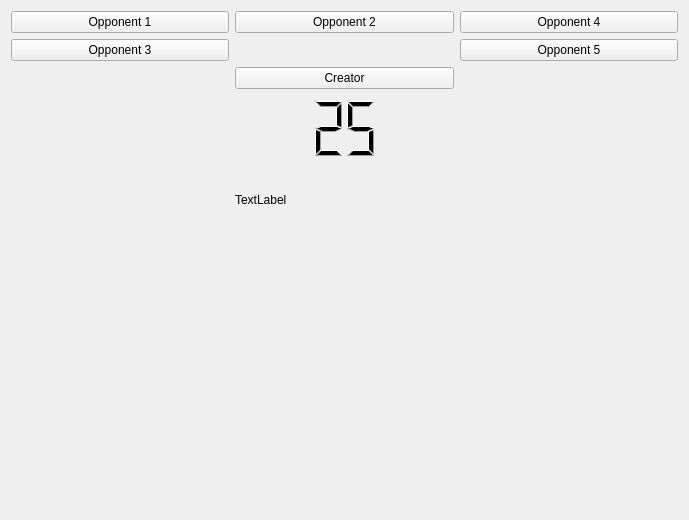
This is Nayda/roomcreationwaitinglobby.ui in Mar94oK/Nayda as Qt 5 draws it before an edit. The edited form follows.
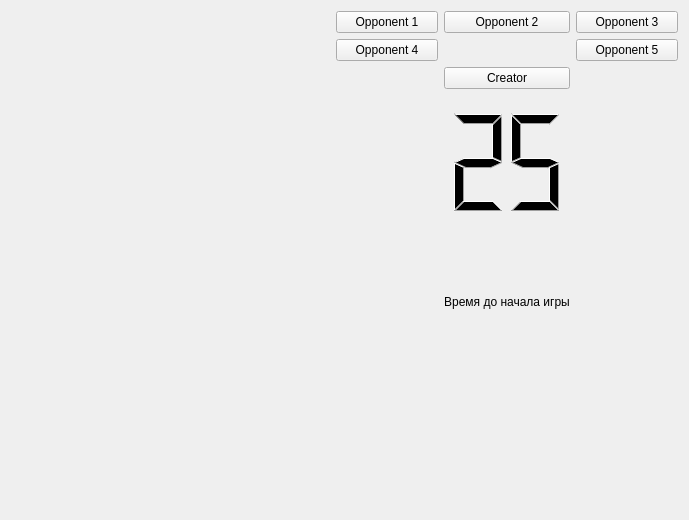
This is the edited form. Custom widgets are drawn as their Qt base class.

Commit message: Better view

What changed in the file:
```diff
--- a/Nayda/roomcreationwaitinglobby.ui
+++ b/Nayda/roomcreationwaitinglobby.ui
@@ -14,45 +14,14 @@
    <string>Ожидание оппонентов</string>
   </property>
   <layout class="QGridLayout" name="gridLayout_2">
-   <item row="0" column="2">
-    <widget class="QPushButton" name="btn_Opponent_4">
-     <property name="text">
-      <string>Opponent 4</string>
-     </property>
-    </widget>
-   </item>
-   <item row="0" column="1">
-    <widget class="QPushButton" name="btn_Opponent_3">
-     <property name="text">
-      <string>Opponent 2</string>
-     </property>
-    </widget>
-   </item>
-   <item row="5" column="0" rowspan="3" colspan="3">
-    <widget class="MunchkinDialog" name="widget" native="true">
-     <property name="sizePolicy">
-      <sizepolicy hsizetype="Preferred" vsizetype="Preferred">
-       <horstretch>0</horstretch>
-       <verstretch>0</verstretch>
-      </sizepolicy>
-     </property>
-    </widget>
-   </item>
-   <item row="1" column="2">
+   <item row="6" column="5">
     <widget class="QPushButton" name="btn_Opponent_5">
      <property name="text">
       <string>Opponent 5</string>
      </property>
     </widget>
    </item>
-   <item row="1" column="0">
-    <widget class="QPushButton" name="btn_Opponent_2">
-     <property name="text">
-      <string>Opponent 3</string>
-     </property>
-    </widget>
-   </item>
-   <item row="8" column="0" colspan="3">
+   <item row="10" column="0" colspan="6">
     <widget class="GameSettingsWidget" name="wdgt_GameSettings" native="true">
      <property name="sizePolicy">
       <sizepolicy hsizetype="Preferred" vsizetype="Minimum">
@@ -62,14 +31,7 @@
      </property>
     </widget>
    </item>
-   <item row="2" column="1">
-    <widget class="QPushButton" name="btn_Creator">
-     <property name="text">
-      <string>Creator</string>
-     </property>
-    </widget>
-   </item>
-   <item row="3" column="1">
+   <item row="8" column="4">
     <widget class="QLCDNumber" name="lcd_BackCounter">
      <property name="layoutDirection">
       <enum>Qt::LeftToRight</enum>
@@ -97,17 +59,58 @@
      </property>
     </widget>
    </item>
-   <item row="0" column="0">
+   <item row="7" column="4">
+    <widget class="QPushButton" name="btn_Creator">
+     <property name="text">
+      <string>Creator</string>
+     </property>
+    </widget>
+   </item>
+   <item row="6" column="3">
+    <widget class="QPushButton" name="btn_Opponent_4">
+     <property name="text">
+      <string>Opponent 4</string>
+     </property>
+    </widget>
+   </item>
+   <item row="5" column="5">
+    <widget class="QPushButton" name="btn_Opponent_2">
+     <property name="text">
+      <string>Opponent 3</string>
+     </property>
+    </widget>
+   </item>
+   <item row="5" column="3">
     <widget class="QPushButton" name="btn_Opponent_1">
      <property name="text">
       <string>Opponent 1</string>
      </property>
     </widget>
    </item>
-   <item row="4" column="1">
+   <item row="5" column="4">
+    <widget class="QPushButton" name="btn_Opponent_3">
+     <property name="text">
+      <string>Opponent 2</string>
+     </property>
+    </widget>
+   </item>
+   <item row="9" column="4">
     <widget class="QLabel" name="lbl_TimeLeftBeforeStart">
      <property name="text">
-      <string>TextLabel</string>
+      <string>Время до начала игры</string>
+     </property>
+     <property name="alignment">
+      <set>Qt::AlignCenter</set>
+     </property>
+    </widget>
+   </item>
+   <item row="5" column="0" rowspan="5" colspan="3">
+    <widget class="MunchkinDialog" name="widget" native="true">
+     <property name="sizePolicy">
+      <sizepolicy hsizetype="Preferred" vsizetype="Preferred">
+       <horstretch>0</horstretch>
+       <verstretch>0</verstretch>
+      </sizepolicy>
      </property>
     </widget>
    </item>
```
